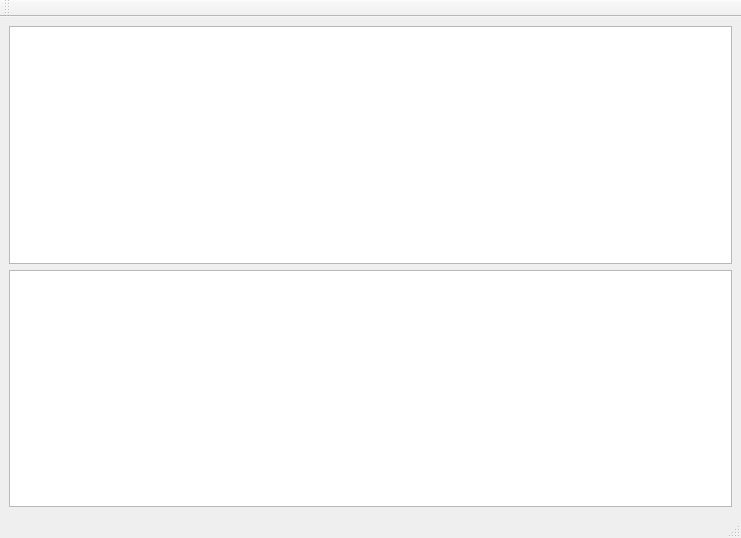
This is gui/viewSimulation2.ui in zarch/openriver as Qt 5 draws it before an edit. The edited form follows.
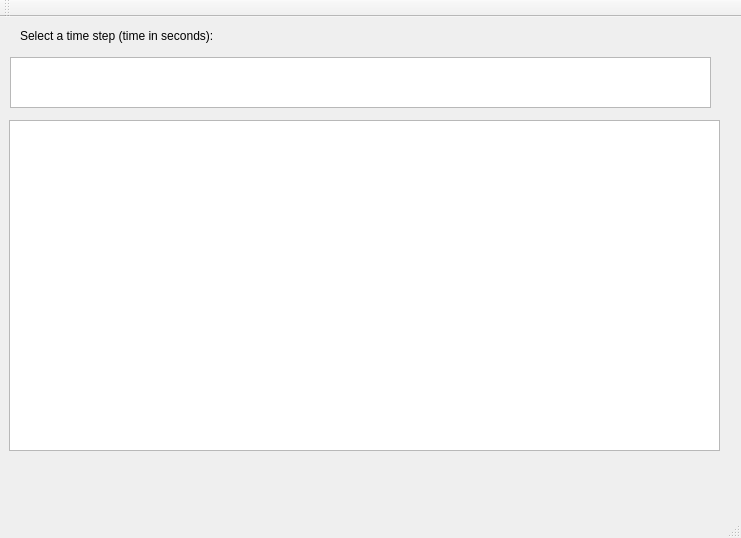
This is the edited form.

Commit message: Little graphical improvement of the Simulations results viewer

```diff
--- a/gui/viewSimulation2.ui
+++ b/gui/viewSimulation2.ui
@@ -14,14 +14,42 @@
    <string>Simulation Results</string>
   </property>
   <widget class="QWidget" name="centralwidget">
-   <layout class="QVBoxLayout" name="verticalLayout_2">
-    <item>
-     <widget class="QListWidget" name="listProfiles"/>
-    </item>
-    <item>
-     <widget class="QGraphicsView" name="GraphicSimulation1D"/>
-    </item>
-   </layout>
+   <widget class="QGraphicsView" name="GraphicSimulation1D">
+    <property name="geometry">
+     <rect>
+      <x>9</x>
+      <y>103</y>
+      <width>711</width>
+      <height>331</height>
+     </rect>
+    </property>
+   </widget>
+   <widget class="QListWidget" name="listProfiles">
+    <property name="enabled">
+     <bool>true</bool>
+    </property>
+    <property name="geometry">
+     <rect>
+      <x>10</x>
+      <y>40</y>
+      <width>701</width>
+      <height>51</height>
+     </rect>
+    </property>
+   </widget>
+   <widget class="QLabel" name="label">
+    <property name="geometry">
+     <rect>
+      <x>20</x>
+      <y>10</y>
+      <width>281</width>
+      <height>18</height>
+     </rect>
+    </property>
+    <property name="text">
+     <string>Select a time step (time in seconds):</string>
+    </property>
+   </widget>
   </widget>
   <widget class="QMenuBar" name="menubar">
    <property name="geometry">
```
The commit also changes 1 other file.
